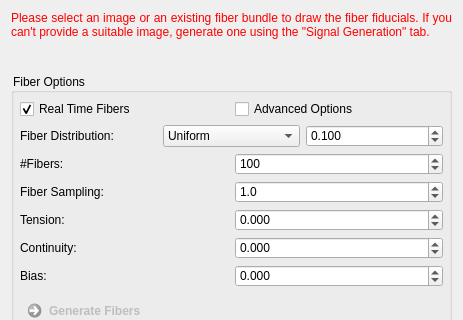
First picture: the form in Plugins/org.mitk.gui.qt.diffusionimaging.fiberfox/src/internal/QmitkFiberGenerationViewControls.ui, repository MITK/MITK, before the edit; both pictures show x 0 to 463 and y 0 to 320 of the 463 by 1017 pixel window.
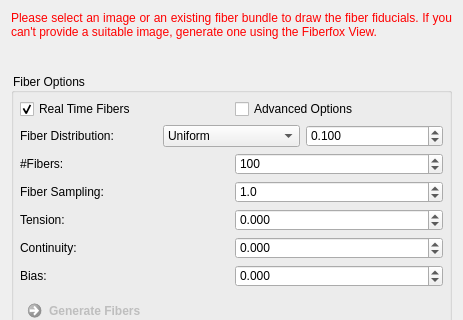
Second picture: the form after the edit. Icons and pictures are not drawn.

```diff
--- a/Plugins/org.mitk.gui.qt.diffusionimaging.fiberfox/src/internal/QmitkFiberGenerationViewControls.ui
+++ b/Plugins/org.mitk.gui.qt.diffusionimaging.fiberfox/src/internal/QmitkFiberGenerationViewControls.ui
@@ -84,7 +84,7 @@
       <string notr="true">color: rgb(255, 0, 0);</string>
      </property>
      <property name="text">
-      <string>Please select an image or an existing fiber bundle to draw the fiber fiducials. If you can't provide a suitable image, generate one using the &quot;Signal Generation&quot; tab.</string>
+      <string>Please select an image or an existing fiber bundle to draw the fiber fiducials. If you can't provide a suitable image, generate one using the Fiberfox View.</string>
      </property>
      <property name="textFormat">
       <enum>Qt::AutoText</enum>
```
